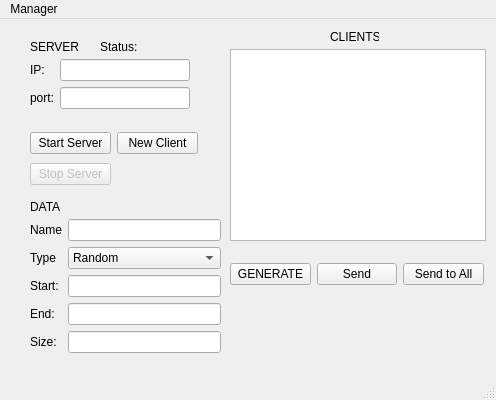
Old version of the form miniscada.ui in the repository AdrianOstrowski/Mini_Scada.
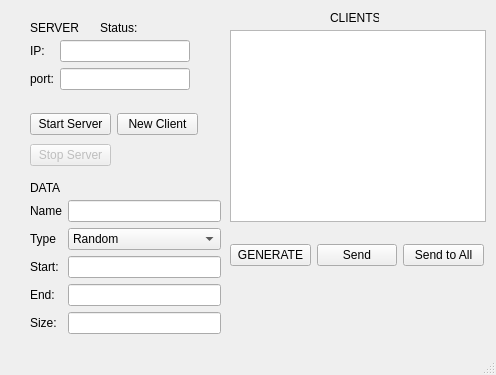
New version of the form.

```diff
--- a/miniscada.ui
+++ b/miniscada.ui
@@ -10,19 +10,19 @@
     <x>0</x>
     <y>0</y>
     <width>496</width>
-    <height>400</height>
+    <height>375</height>
    </rect>
   </property>
   <property name="minimumSize">
    <size>
     <width>496</width>
-    <height>350</height>
+    <height>375</height>
    </size>
   </property>
   <property name="maximumSize">
    <size>
     <width>496</width>
-    <height>400</height>
+    <height>375</height>
    </size>
   </property>
   <property name="baseSize">
@@ -304,22 +304,6 @@
     </layout>
    </widget>
   </widget>
-  <widget class="QMenuBar" name="menubar">
-   <property name="geometry">
-    <rect>
-     <x>0</x>
-     <y>0</y>
-     <width>496</width>
-     <height>21</height>
-    </rect>
-   </property>
-   <widget class="QMenu" name="menuManager">
-    <property name="title">
-     <string>Manager</string>
-    </property>
-   </widget>
-   <addaction name="menuManager"/>
-  </widget>
   <widget class="QStatusBar" name="statusbar"/>
  </widget>
  <resources/>
```
